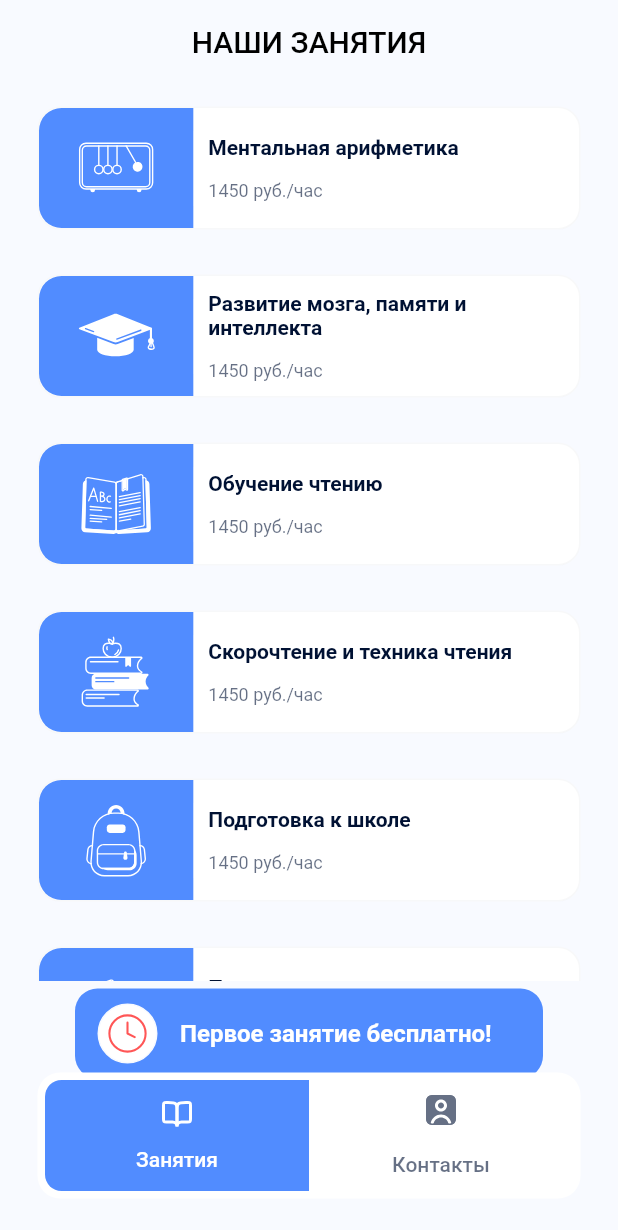
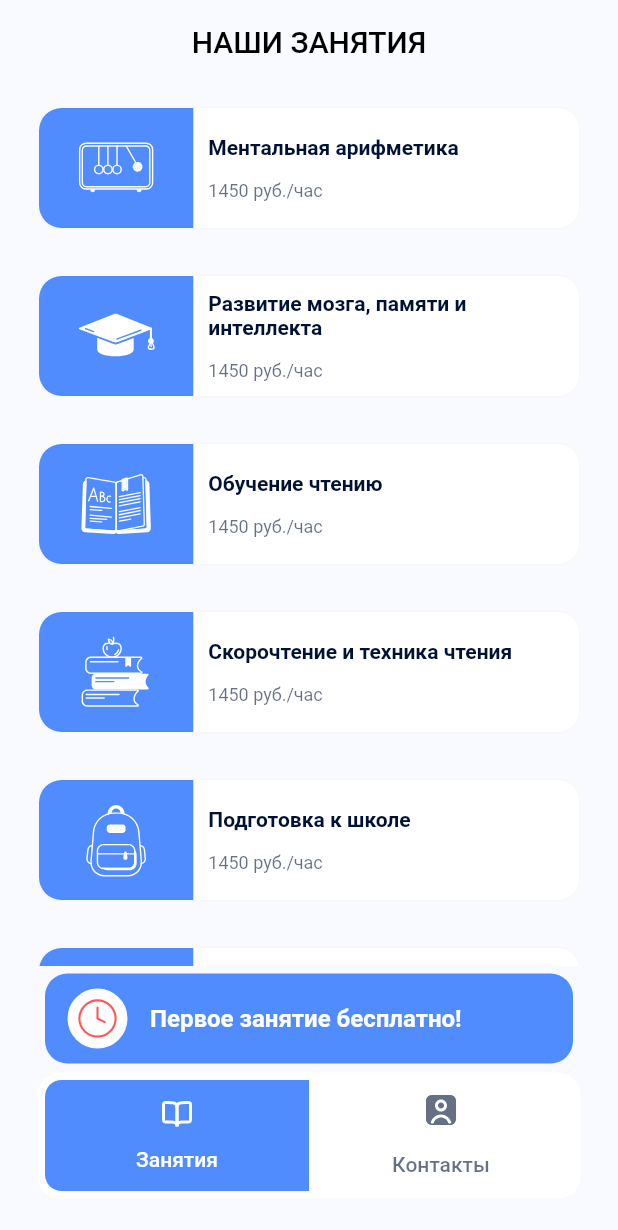
Before and after one commit to abigotado/Intellect_MO, a Flutter app: the screen it shows after launch, on a phone screen of 412 x 824 dp. Shown: the top 1230 px of the screen. Run offline on Flutter 3.47's test engine with Material 2 defaults, Android fonts, the phone set to English and light mode, and no system bars; our stand-ins replace email_validator, flutter_svg.

Commit message:
bug with banner fixed

```diff
--- a/lib/pages/products_page.dart
+++ b/lib/pages/products_page.dart
@@ -109,7 +109,7 @@ class ProductsPage extends StatelessWidget {
       body: SafeArea(
         child: Container(
           color: Color(0xFFF8FAFF),
-          padding: EdgeInsets.only(bottom: 105),
+          padding: EdgeInsets.only(bottom: 115),
           child: Column(
             children: [
               Expanded(
@@ -119,7 +119,7 @@ class ProductsPage extends StatelessWidget {
                         return PriceItem(value: priceListItems[index]);
                       })),
               Container(
-                  margin: EdgeInsets.only(left: 50, top: 5, right: 50),
+                  margin: EdgeInsets.only(left: 30, top: 5, right: 30),
                   child: FirstLessonInfo(
                       icon: svg, text: "Первое занятие бесплатно!")),
             ],
```
